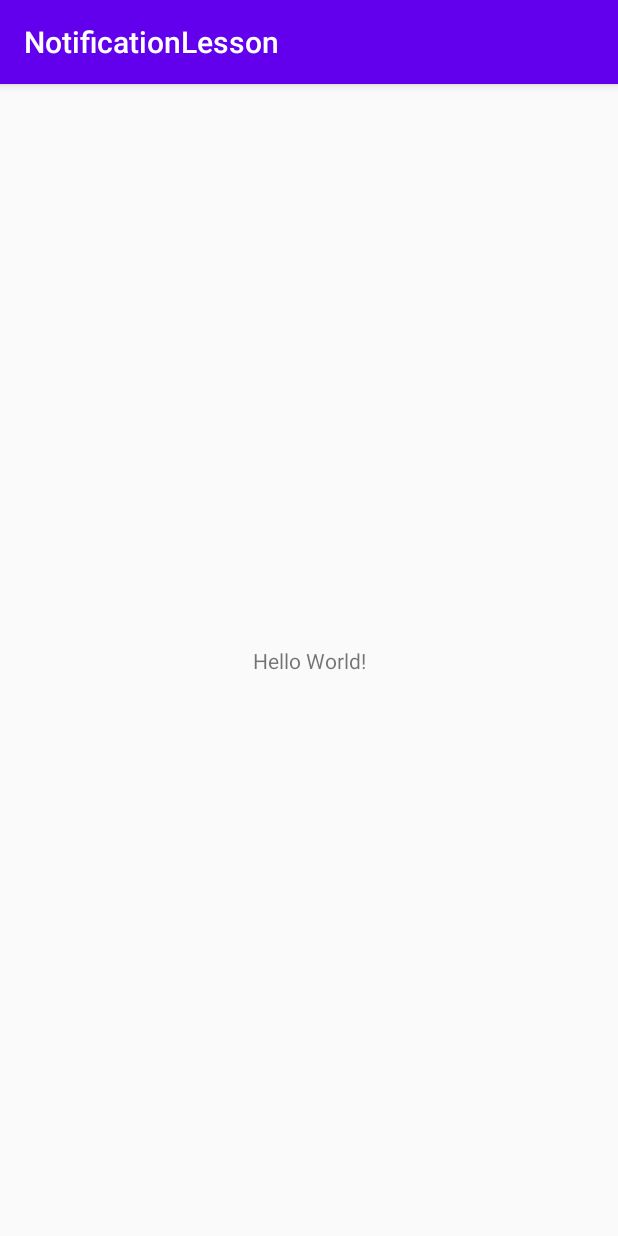
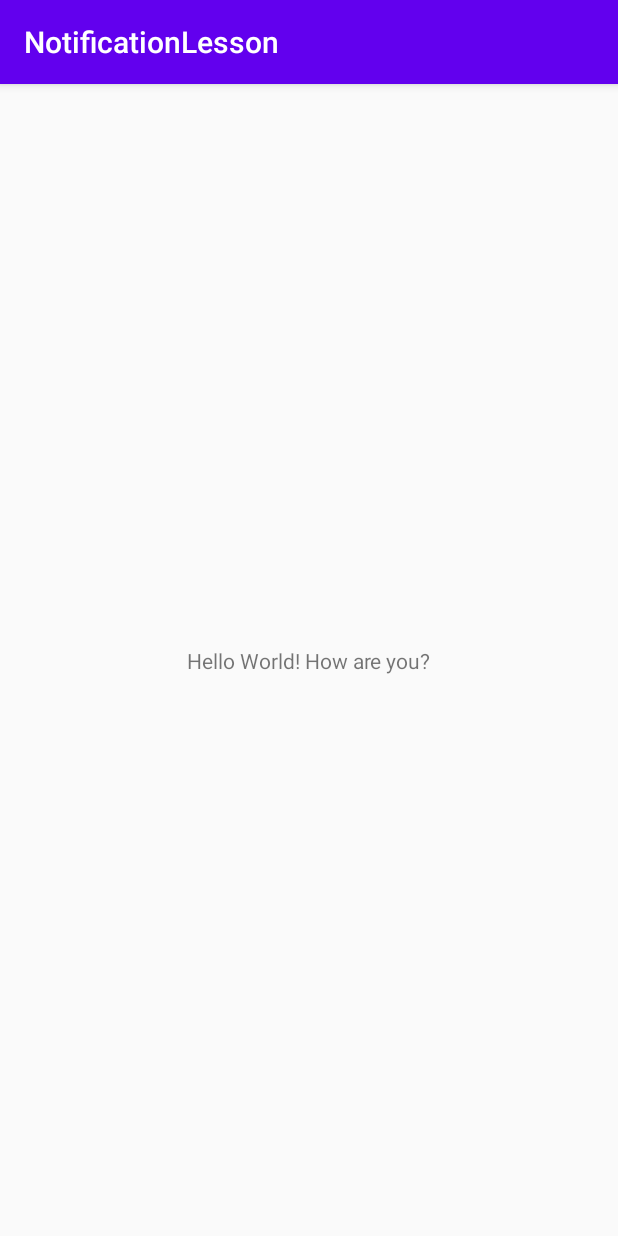
Before and after one commit to amiraelsayed/android-course, an Android app: the screen it shows after launch (MainActivity), on a phone screen of 412 x 824 dp. Run offline under Robolectric (Android 15) with nearby library versions, the phone set to English and light mode, and no system bars.

Commit message:
change text

```diff
--- a/NotificationLesson/app/src/main/res/layout/activity_main.xml
+++ b/NotificationLesson/app/src/main/res/layout/activity_main.xml
@@ -9,7 +9,7 @@
     <TextView
         android:layout_width="wrap_content"
         android:layout_height="wrap_content"
-        android:text="Hello World!"
+        android:text="Hello World! How are you?"
         app:layout_constraintBottom_toBottomOf="parent"
         app:layout_constraintLeft_toLeftOf="parent"
         app:layout_constraintRight_toRightOf="parent"
```
